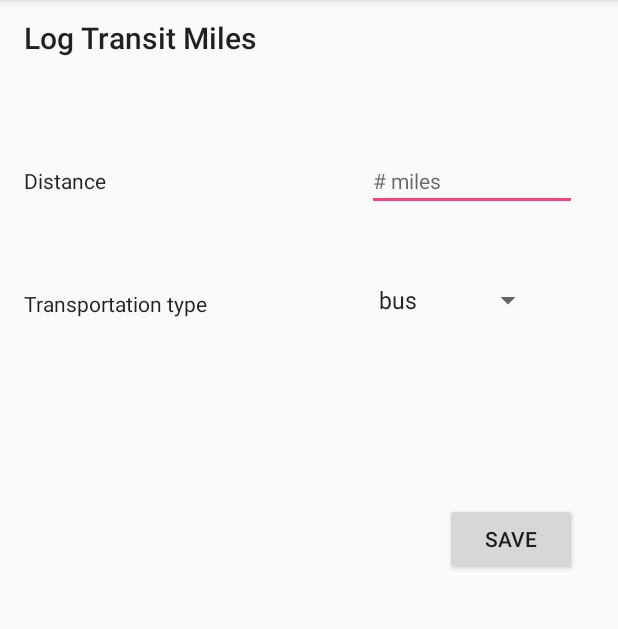
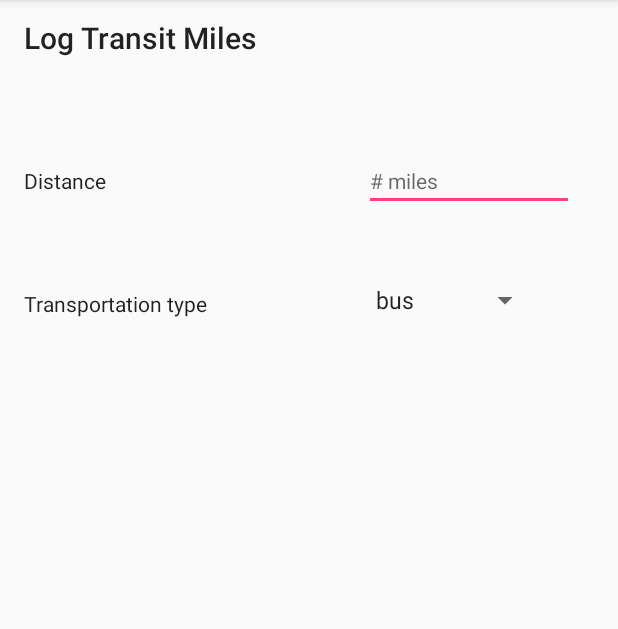
Before and after one commit to danny-famakin/Go-Green, an Android app: the LogTransitActivity screen opened directly, with no data from a screen before it, on a phone screen of 412 x 824 dp, the part 84-713 px from its top. Run offline under Robolectric (Android 15) with nearby library versions, the phone set to English and light mode, and no system bars.

Commit message:
reimplemented full interactive functionality for transit modal (no data returned yet)

```diff
--- a/app/src/main/java/com/codepath/gogreen/FeedActivity.java
+++ b/app/src/main/java/com/codepath/gogreen/FeedActivity.java
@@ -25,6 +25,7 @@ import com.oguzdev.circularfloatingactionmenu.library.SubActionButton;
 
 import Fragments.ModalFragment;
 import Fragments.TabPagerAdapter;
+import Fragments.TransitFragment;
 
 public class FeedActivity extends AppCompatActivity {
 
@@ -83,10 +84,10 @@ public class FeedActivity extends AppCompatActivity {
             @Override
             public void onClick(View view) {
                 Log.d("click", "transit");
-                ModalFragment modalFragment = ModalFragment.newInstance("transit");
+                TransitFragment transitFragment = TransitFragment.newInstance();
                 FragmentTransaction ft = getSupportFragmentManager().beginTransaction();
                 // make change
-                ft.replace(R.id.flContainer, modalFragment);
+                ft.replace(R.id.flContainer, transitFragment);
                 // commit
                 ft.commit();
             }
--- a/app/src/main/java/com/codepath/gogreen/LogTransitActivity.java
+++ b/app/src/main/java/com/codepath/gogreen/LogTransitActivity.java
@@ -25,7 +25,7 @@ public class LogTransitActivity extends AppCompatActivity implements AdapterView
 
         Spinner spVehicle = (Spinner) findViewById(R.id.spVehicle);
         tvDistance = (TextView) findViewById(R.id.tvShowerTime);
-        etDistance = (EditText) findViewById(R.id.etTime);
+        etDistance = (EditText) findViewById(R.id.etTransDist);
         spVehicle.setOnItemSelectedListener(this);
 
         // Create an ArrayAdapter using the string array and a default spinner layout
--- a/app/src/main/java/com/codepath/gogreen/LogWaterActivity.java
+++ b/app/src/main/java/com/codepath/gogreen/LogWaterActivity.java
@@ -19,7 +19,7 @@ public class LogWaterActivity extends AppCompatActivity {
         super.onCreate(savedInstanceState);
         setContentView(R.layout.activity_log_water);
         TextView tvShower = (TextView) findViewById(R.id.tvShower);
-        etTime = (EditText) findViewById(R.id.etTime);
+        etTime = (EditText) findViewById(R.id.etTransDist);
     }
 
 
--- a/app/src/main/res/layout/activity_log_transit.xml
+++ b/app/src/main/res/layout/activity_log_transit.xml
@@ -20,12 +20,12 @@
         android:textAppearance="@style/TextAppearance.AppCompat.Title" />
 
     <EditText
-        android:id="@+id/etTime"
+        android:id="@+id/etDistance"
         style="@style/Widget.AppCompat.EditText"
         android:layout_width="140dp"
         android:layout_height="wrap_content"
-        android:layout_marginEnd="27dp"
-        android:layout_marginRight="27dp"
+        android:layout_marginEnd="29dp"
+        android:layout_marginRight="29dp"
         android:layout_marginTop="62dp"
         android:ems="10"
         android:hint="# miles"
@@ -39,44 +39,44 @@
         android:id="@+id/spVehicle"
         android:layout_width="wrap_content"
         android:layout_height="wrap_content"
-        android:layout_alignLeft="@+id/etTime"
-        android:layout_alignStart="@+id/etTime"
-        android:layout_below="@+id/etTime"
+        android:layout_alignLeft="@+id/etDistance"
+        android:layout_alignStart="@+id/etDistance"
+        android:layout_below="@+id/etDistance"
         android:layout_marginTop="47dp"
         android:entries="@array/transportation_types" />
     />
 
 
     <TextView
-        android:id="@+id/tvShowerTime"
+        android:id="@+id/tvDistance"
         android:layout_width="wrap_content"
         android:layout_height="wrap_content"
+        android:layout_alignBaseline="@+id/etDistance"
+        android:layout_alignBottom="@+id/etDistance"
+        android:layout_alignLeft="@+id/tvNumber"
+        android:layout_alignStart="@+id/tvNumber"
         android:text="Distance"
-        android:textAppearance="@style/TextAppearance.AppCompat"
-        android:layout_alignBaseline="@+id/etTime"
-        android:layout_alignBottom="@+id/etTime"
-        android:layout_alignLeft="@+id/tvNumber"
-        android:layout_alignStart="@+id/tvNumber" />
+        android:textAppearance="@style/TextAppearance.AppCompat" />
 
     <TextView
         android:id="@+id/tvVehicle"
         android:layout_width="wrap_content"
         android:layout_height="wrap_content"
         android:layout_alignBottom="@+id/spVehicle"
-        android:layout_alignLeft="@+id/tvShowerTime"
-        android:layout_alignStart="@+id/tvShowerTime"
+        android:layout_alignLeft="@+id/tvDistance"
+        android:layout_alignStart="@+id/tvDistance"
         android:text="Transportation type"
         android:textAppearance="@style/TextAppearance.AppCompat" />
 
-    <Button
-        android:id="@+id/btnSave"
-        android:layout_width="wrap_content"
-        android:layout_height="wrap_content"
-        android:layout_alignEnd="@+id/etTime"
-        android:layout_alignRight="@+id/etTime"
-        android:layout_below="@+id/spVehicle"
-        android:layout_marginTop="123dp"
-        android:onClick="onSave"
-        android:text="Save" />
+    <!--<Button-->
+        <!--android:id="@+id/btnSave"-->
+        <!--android:layout_width="wrap_content"-->
+        <!--android:layout_height="wrap_content"-->
+        <!--android:layout_alignEnd="@+id/etTime"-->
+        <!--android:layout_alignRight="@+id/etTime"-->
+        <!--android:layout_below="@+id/spVehicle"-->
+        <!--android:layout_marginTop="123dp"-->
+        <!--android:onClick="onSave"-->
+        <!--android:text="Save" />-->
 
 </RelativeLayout>
--- a/app/src/main/res/layout/activity_log_water.xml
+++ b/app/src/main/res/layout/activity_log_water.xml
@@ -20,7 +20,7 @@
         android:id="@+id/textView2" />
 
     <EditText
-        android:id="@+id/etTime"
+        android:id="@+id/etTransDist"
         style="@style/Widget.AppCompat.EditText"
         android:layout_width="140dp"
         android:layout_height="wrap_content"
@@ -46,8 +46,8 @@
         android:layout_height="wrap_content"
         android:text="Time"
         android:textAppearance="@style/TextAppearance.AppCompat"
-        android:layout_alignBaseline="@+id/etTime"
-        android:layout_alignBottom="@+id/etTime"
+        android:layout_alignBaseline="@+id/etTransDist"
+        android:layout_alignBottom="@+id/etTransDist"
         android:layout_alignLeft="@+id/textView2"
         android:layout_alignStart="@+id/textView2" />
 
@@ -55,8 +55,8 @@
         android:id="@+id/btnSave"
         android:layout_width="wrap_content"
         android:layout_height="wrap_content"
-        android:layout_alignEnd="@+id/etTime"
-        android:layout_alignRight="@+id/etTime"
+        android:layout_alignEnd="@+id/etTransDist"
+        android:layout_alignRight="@+id/etTransDist"
         android:layout_below="@+id/spVehicle"
         android:layout_marginTop="123dp"
         android:onClick="onSave"
```
